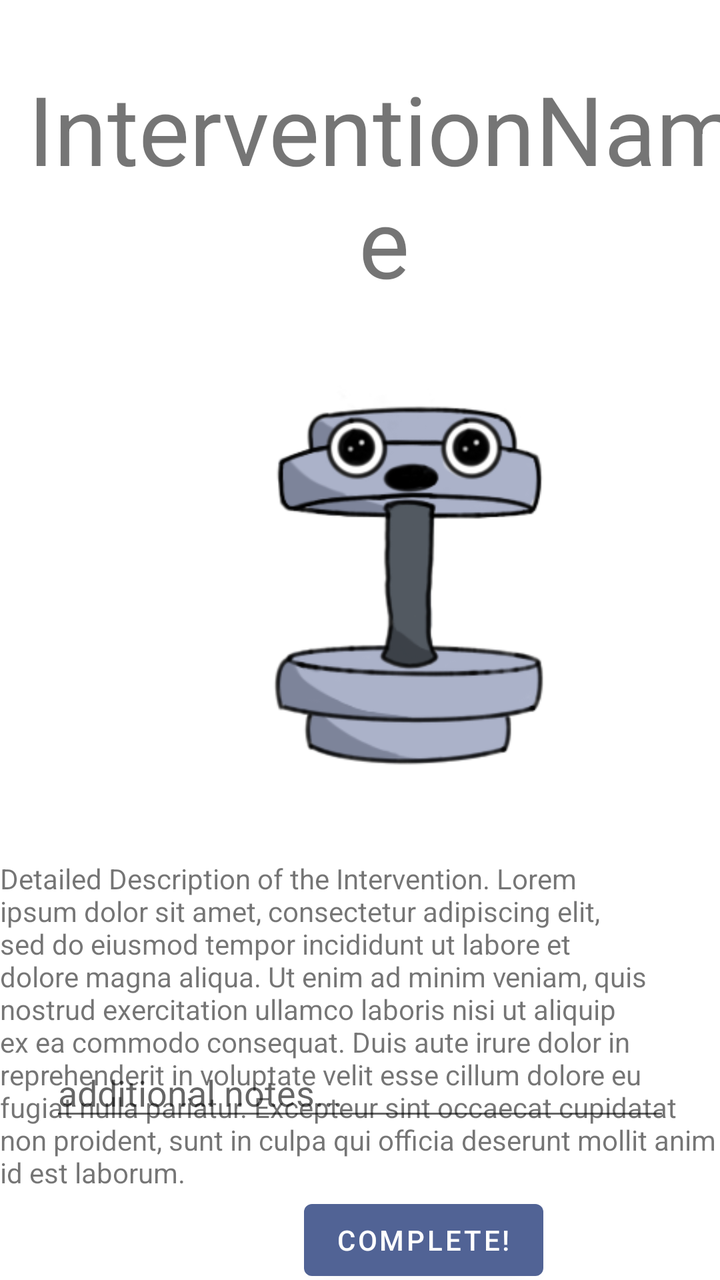
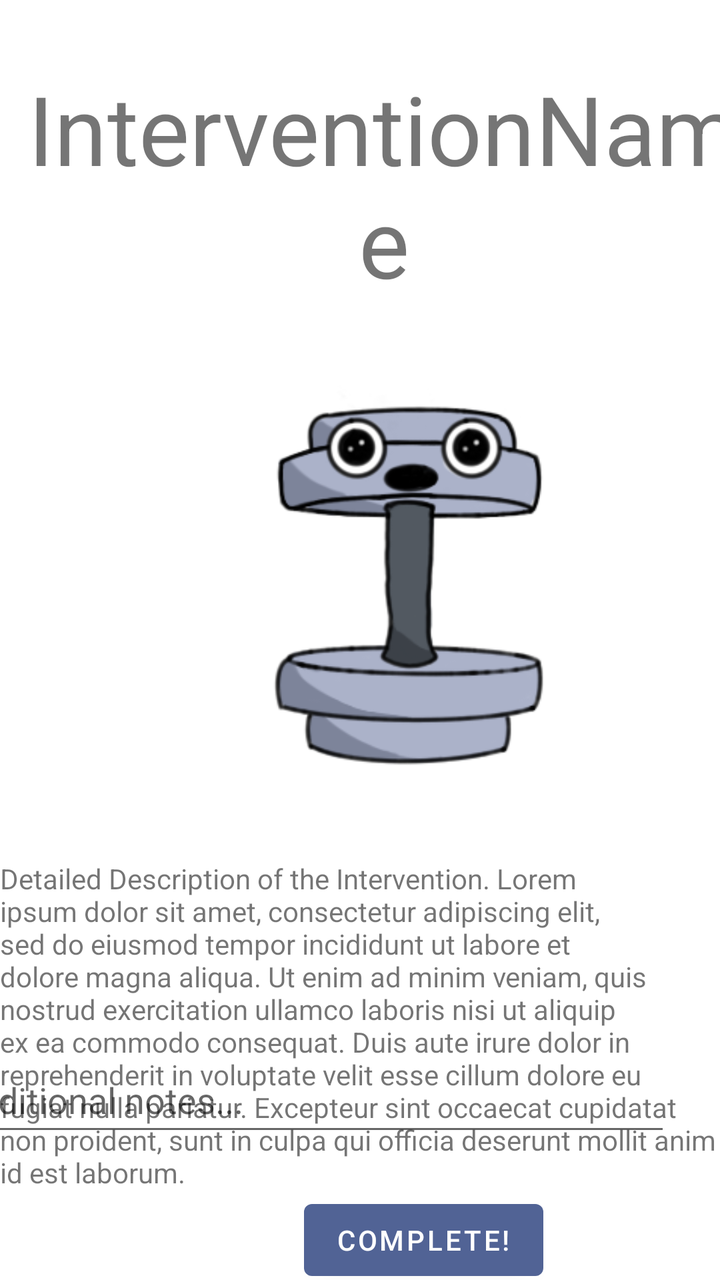

Before-and-after screenshots of an Android layout around one commit, followed by the original layout XML and the change that was made.
<!-- AndroidManifest.xml: application theme Theme.SELab23B02 -->
<!-- res/layout/fragment_single_intervention.xml -->
<?xml version="1.0" encoding="utf-8"?>
<LinearLayout xmlns:android="http://schemas.android.com/apk/res/android"
    xmlns:app="http://schemas.android.com/apk/res-auto"
    xmlns:tools="http://schemas.android.com/tools"
    android:layout_width="match_parent"
    android:layout_height="match_parent">

    <androidx.constraintlayout.widget.ConstraintLayout
        android:layout_width="match_parent"
        android:layout_height="match_parent"
        android:layout_weight="1">

        <com.google.android.material.textfield.TextInputEditText
            android:id="@+id/tvInterventionAdditionalNotes"
            android:layout_width="0dp"
            android:layout_height="wrap_content"
            android:layout_marginStart="25dp"
            android:layout_marginTop="524dp"
            android:layout_marginEnd="25dp"
            android:ems="10"
            android:hint="@string/et_questionnaire_additional_notes"
            android:inputType="textLongMessage|textMultiLine"
            app:layout_constraintEnd_toEndOf="parent"
            app:layout_constraintHorizontal_bias="1.0"
            app:layout_constraintStart_toStartOf="parent"
            app:layout_constraintTop_toTopOf="parent" />

        <TextView
            android:id="@+id/textView3"
            android:layout_width="wrap_content"
            android:layout_height="wrap_content"
            android:layout_marginStart="12dp"
            android:layout_marginTop="32dp"
            android:text="InterventionName"
            android:textAlignment="center"
            android:textSize="48sp"
            app:layout_constraintStart_toStartOf="parent"
            app:layout_constraintTop_toTopOf="parent" />

        <TextView
            android:id="@+id/textView4"
            android:layout_width="wrap_content"
            android:layout_height="wrap_content"
            android:layout_marginTop="24dp"
            android:text="Detailed Description of the Intervention. Lorem ipsum dolor sit amet, consectetur adipiscing elit, sed do eiusmod tempor incididunt ut labore et dolore magna aliqua. Ut enim ad minim veniam, quis nostrud exercitation ullamco laboris nisi ut aliquip ex ea commodo consequat. Duis aute irure dolor in reprehenderit in voluptate velit esse cillum dolore eu fugiat nulla pariatur. Excepteur sint occaecat cupidatat non proident, sunt in culpa qui officia deserunt mollit anim id est laborum."
            app:layout_constraintStart_toStartOf="parent"
            app:layout_constraintTop_toBottomOf="@+id/imageView2" />

        <Button
            android:id="@+id/buttonComplete"
            android:layout_width="wrap_content"
            android:layout_height="wrap_content"
            android:layout_marginStart="152dp"
            android:layout_marginTop="596dp"
            android:onClick="interventionComplete"
            android:text="Complete!"
            app:layout_constraintStart_toStartOf="parent"
            app:layout_constraintTop_toTopOf="parent" />

        <ImageView
            android:id="@+id/imageView2"
            android:layout_width="230dp"
            android:layout_height="237dp"
            android:layout_marginStart="88dp"
            android:layout_marginTop="16dp"
            android:layout_weight="1"
            android:src="@drawable/little_being"
            app:layout_constraintStart_toStartOf="parent"
            app:layout_constraintTop_toBottomOf="@+id/textView3" />

    </androidx.constraintlayout.widget.ConstraintLayout>

</LinearLayout>
<!-- resources referenced by this layout -->
<resources>
  <!-- drawable little_being: png bitmap (drawable, 34207 bytes) -->
  <string name="et_questionnaire_additional_notes">additional notes...</string>
  <style name="Theme.SELab23B02" parent="Theme.MaterialComponents.DayNight.DarkActionBar">
          
          <item name="colorPrimary">@color/accent_color</item>
          <item name="colorPrimaryVariant">@color/accent_color</item>
          <item name="colorOnPrimary">@color/white</item>
          
          <item name="colorSecondary">@color/teal_200</item>
          <item name="colorSecondaryVariant">@color/teal_700</item>
          <item name="colorOnSecondary">@color/black</item>
          
          <item name="android:statusBarColor">?attr/colorPrimaryVariant</item>
          
      </style>
  <color name="accent_color">#516395</color>
  <color name="white">#FFFFFFFF</color>
  <color name="teal_200">#FF03DAC5</color>
  <color name="teal_700">#FF018786</color>
  <color name="black">#FF000000</color>
</resources>

<!-- the commit's change to res/layout/fragment_single_intervention.xml (unified diff, before → after) -->
@@ -12,8 +12,8 @@
 
         <com.google.android.material.textfield.TextInputEditText
             android:id="@+id/tvInterventionAdditionalNotes"
-            android:layout_width="0dp"
-            android:layout_height="wrap_content"
+            android:layout_width="360dp"
+            android:layout_height="49dp"
             android:layout_marginStart="25dp"
             android:layout_marginTop="524dp"
             android:layout_marginEnd="25dp"
